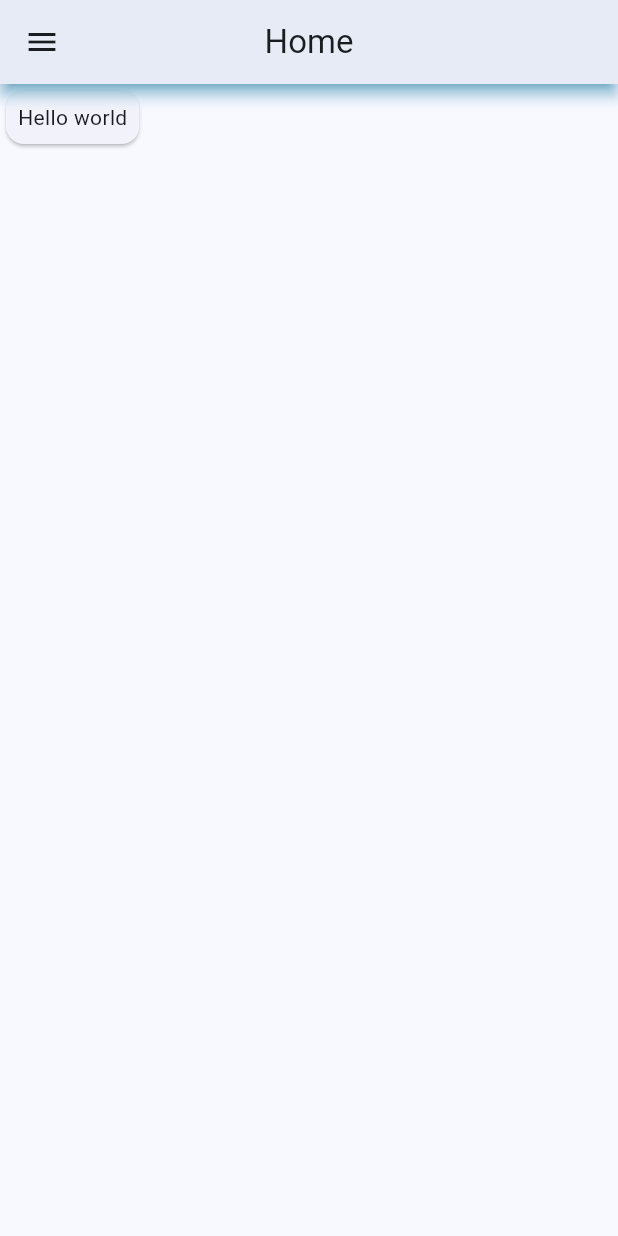
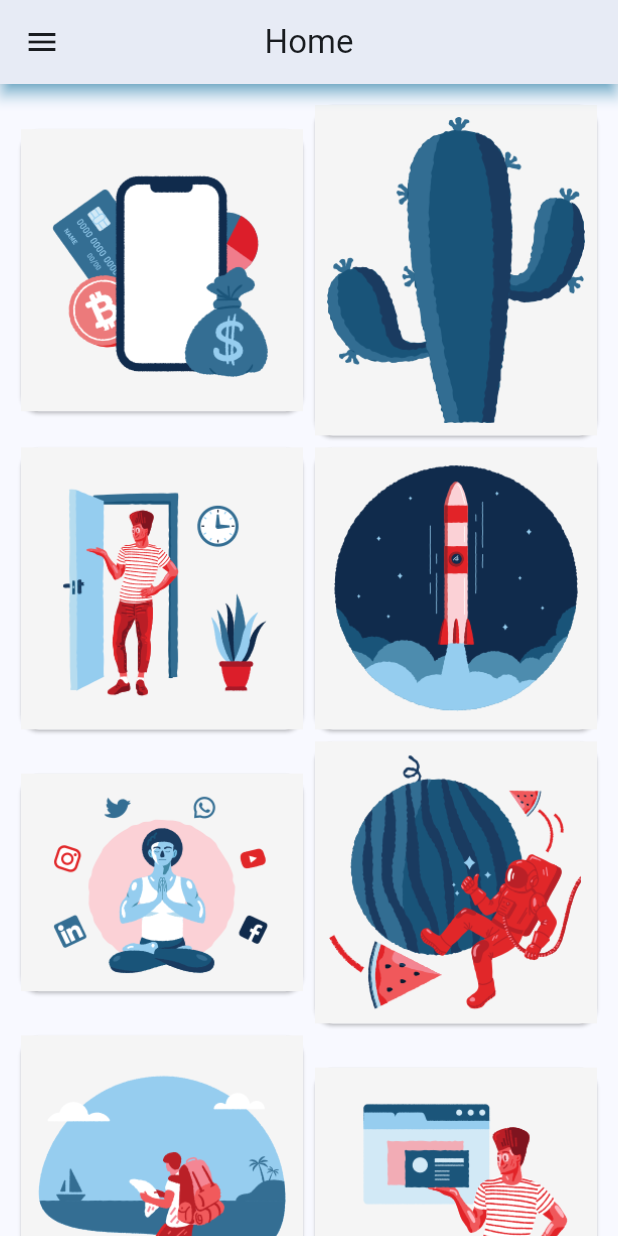
Before and after one commit to GetRighhttt/HomeAndProfileFlutter, a Flutter app: the screen it shows after launch, on a phone screen of 412 x 824 dp. Run offline on Flutter 3.47's test engine with Material 2 defaults, Android fonts, the phone set to English and light mode, and no system bars.

Commit message:
scrollable list with images.

```diff
--- a/home_and_profile/lib/pages/home_page.dart
+++ b/home_and_profile/lib/pages/home_page.dart
@@ -1,4 +1,5 @@
 import 'package:flutter/material.dart';
+import 'package:home_and_profile/pages/row_widget.dart';
 
 class HomePage extends StatelessWidget {
   const HomePage({super.key});
@@ -26,17 +27,44 @@ class HomePage extends StatelessWidget {
         elevation: 4,
         shadowColor: Colors.lightBlue,
       ),
-      body: const Column(
-        children: [
-          Card(
-            child: Padding(
-              padding: EdgeInsets.all(8.0),
-              child: Text(
-                'Hello world',
-              ),
+      body: SingleChildScrollView(
+        padding: const EdgeInsets.all(
+          10,
+        ),
+        child: Column(
+          children: [
+            RowItem(
+              'assets/app.png',
+              'assets/cactus.png',
+              Colors.grey.shade100,
+              8.0,
             ),
-          )
-        ],
+            RowItem(
+              'assets/door.png',
+              'assets/rocket.png',
+              Colors.grey.shade100,
+              8.0,
+            ),
+            RowItem(
+              'assets/socials.png',
+              'assets/space.png',
+              Colors.grey.shade100,
+              8.0,
+            ),
+            RowItem(
+              'assets/travel.png',
+              'assets/web.png',
+              Colors.grey.shade100,
+              8.0,
+            ),
+            RowItem(
+              'assets/yeah.png',
+              'assets/app.png',
+              Colors.grey.shade100,
+              8.0,
+            )
+          ],
+        ),
       ),
     );
   }
--- /dev/null
+++ b/home_and_profile/lib/pages/row_widget.dart
@@ -0,0 +1,46 @@
+import 'package:flutter/material.dart';
+
+class RowItem extends StatelessWidget {
+  const RowItem(
+      this.imageOneName, this.imageTwoName, this.color, this.paddingValue,
+      {super.key});
+
+  final String imageOneName;
+  final String imageTwoName;
+  final Color color;
+  final double paddingValue;
+
+  @override
+  Widget build(BuildContext context) {
+    return Row(
+      children: [
+        Expanded(
+          child: Card(
+            child: Container(
+              padding: EdgeInsets.all(
+                paddingValue,
+              ),
+              color: color,
+              child: Image.asset(
+                imageOneName,
+              ),
+            ),
+          ),
+        ),
+        Expanded(
+          child: Card(
+            child: Container(
+              padding: EdgeInsets.all(
+                paddingValue,
+              ),
+              color: color,
+              child: Image.asset(
+                imageTwoName,
+              ),
+            ),
+          ),
+        ),
+      ],
+    );
+  }
+}
```
Also changed, not shown: home_and_profile/pubspec.yaml (+10 -3 lines), home_and_profile/assets/app.png (added), home_and_profile/assets/cactus.png (added), home_and_profile/assets/door.png (added), home_and_profile/assets/rocket.png (added), home_and_profile/assets/socials.png (added), home_and_profile/assets/space.png (added), home_and_profile/assets/travel.png (added), home_and_profile/assets/web.png (added), home_and_profile/assets/yeah.png (added).
